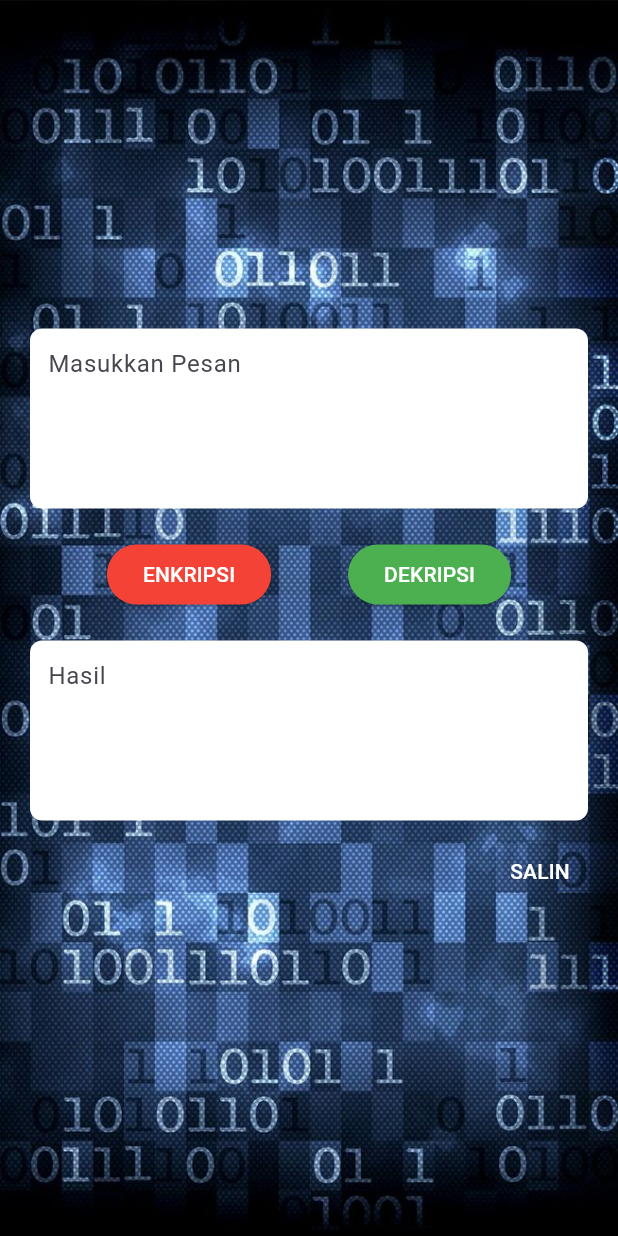
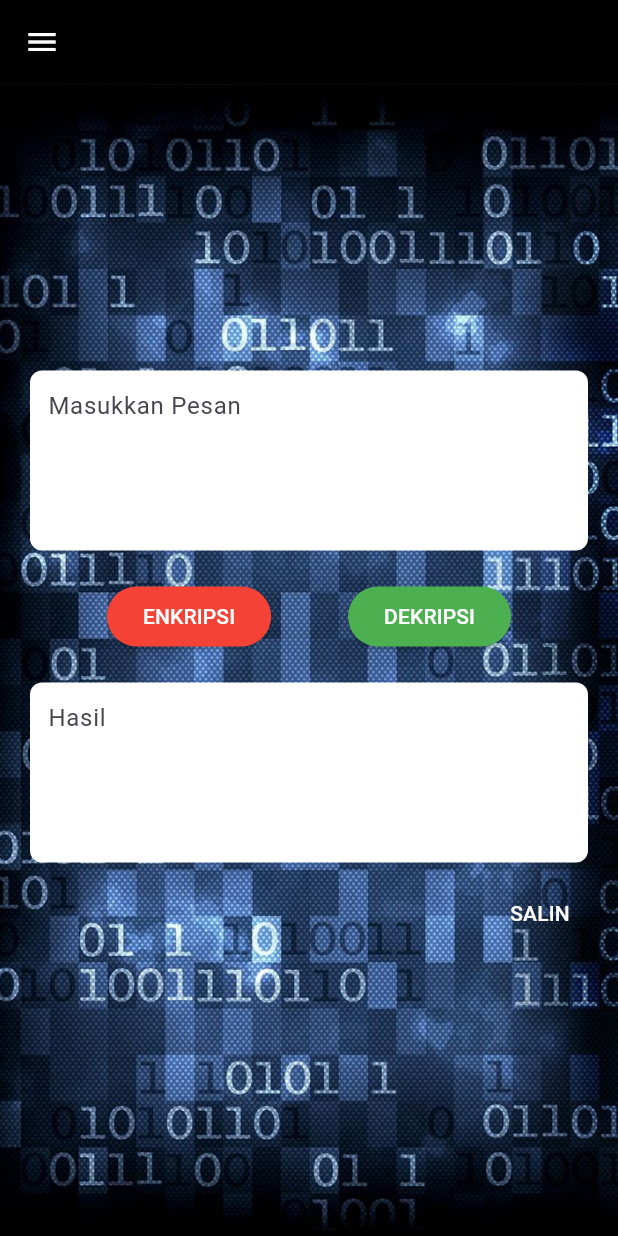
Before and after one commit to johan99999/Pesan-Rahasia-Enkripsi-Pesan-mu, a Flutter app: the HomeScreen screen opened by its route, on a phone screen of 412 x 824 dp. Run offline on Flutter 3.47's test engine with Material 3 defaults, Android fonts, the phone set to English and light mode, and no system bars.

Commit message:
[ADD] Menambahkan menu drawer/burger menu di tampilan awal

```diff
--- a/pesan_rahasia_enkripsi_pesan_mu/lib/screens/home_screen.dart
+++ b/pesan_rahasia_enkripsi_pesan_mu/lib/screens/home_screen.dart
@@ -21,7 +21,51 @@ class HomeScreen extends StatelessWidget {
   @override
   Widget build(BuildContext context) {
     return Scaffold(
-      backgroundColor: Colors.black, // Background binari kamu
+  backgroundColor: Colors.black,
+  appBar: AppBar(
+    backgroundColor: Colors.black,
+    elevation: 0,
+    iconTheme: IconThemeData(color: Colors.white), // burger icon jadi putih
+  ),
+  drawer: Drawer(
+    backgroundColor: Color(0xFF1A005D), // warna drawer sesuai Figma kamu (ungu gelap)
+    child: ListView(
+      padding: EdgeInsets.zero,
+      children: [
+        DrawerHeader(
+          decoration: BoxDecoration(
+            color: Color(0xFF1A005D),
+          ),
+          child: Column(
+            children: [
+              Image.asset('assets/images/logo.jpg', width: 100, height: 100),
+              SizedBox(height: 10),
+              Text('VERSI 1.0.0', style: TextStyle(color: Colors.white)),
+            ],
+          ),
+        ),
+        ListTile(
+          title: Text('Ganti Matriks Kunci', style: TextStyle(color: Colors.white)),
+          onTap: () {
+            // TODO: Navigasi ke halaman pengaturan matriks
+          },
+        ),
+        ListTile(
+          title: Text('Tentang', style: TextStyle(color: Colors.white)),
+          onTap: () {
+            // TODO: Navigasi ke halaman tentang
+          },
+        ),
+        ListTile(
+          title: Text('Keluar', style: TextStyle(color: Colors.white)),
+          onTap: () {
+            SystemNavigator.pop(); // keluar dari aplikasi
+          },
+        ),
+      ],
+    ),
+  ),
+ // Background binari kamu
       body: Stack(
         children: [
           // Gambar latar belakang
```
